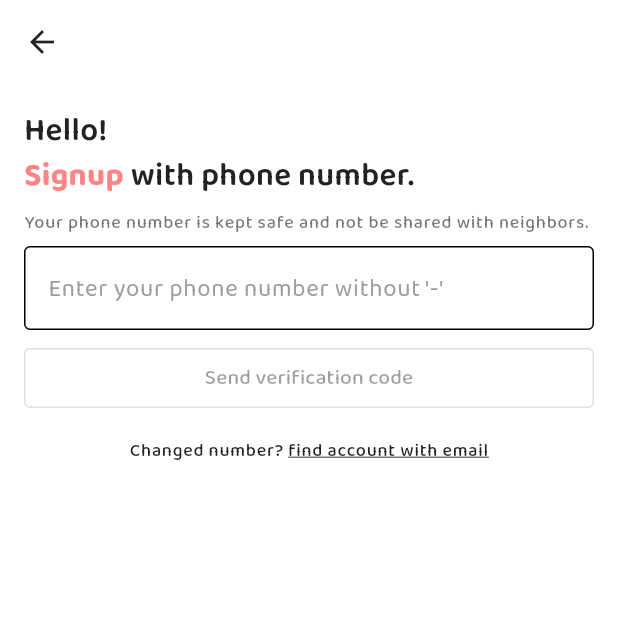
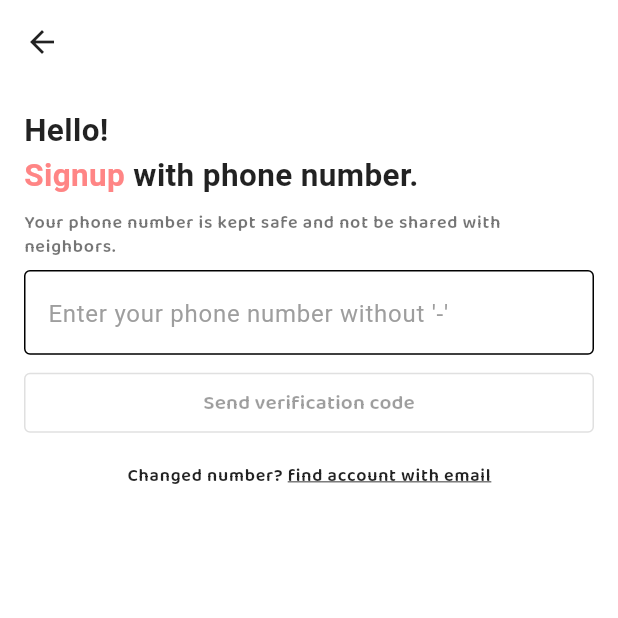
Before and after one commit to whdmscks11/CLOZii, a Flutter app: the screen it shows after launch, after a tap on "Sign Up", on a phone screen of 412 x 824 dp, the top half of it. Run offline on Flutter 3.47's test engine with Material 3 defaults, Android fonts, the phone set to English and light mode, and no system bars; our stand-ins replace flutter_map, geolocator, latlong2, mask_text_input_formatter, shared_preferences.

Commit message:
refactor(theme): 라이트/다크 테마 구성 및 context 확장 추가
- _buildTextTheme 함수로 라이트/다크 공통 텍스트 스타일 생성
- buildLightTheme, buildDarkTheme 분리하여 색상/버튼/앱바 스타일 정의
- ContextThemeExtension 추가 (context.textTheme, context.colors 단축 접근 가능)

```diff
--- /dev/null
+++ b/lib/core/theme/context_extension.dart
@@ -0,0 +1,6 @@
+import 'package:flutter/material.dart';
+
+extension ContextThemeExtension on BuildContext {
+  TextTheme get textTheme => Theme.of(this).textTheme;
+  ColorScheme get colors => Theme.of(this).colorScheme;
+}
--- /dev/null
+++ b/lib/core/theme/theme.dart
@@ -0,0 +1,95 @@
+import 'package:flutter/material.dart';
+
+const brandColor = Color(0xFFFF8585);
+const secondaryColor = Color(0xFFFFC9C2);
+
+TextTheme _buildTextTheme(Brightness b) {
+  // 본문 기본은 시스템 폰트(가독성), 제목/버튼은 Baloo로 브랜드감
+  const baloo = TextStyle(fontFamily: 'CLOZii_BalooThambi2');
+
+  return TextTheme(
+    // 헤드라인(큰 타이틀)
+    headlineLarge: baloo.copyWith(fontSize: 32, fontWeight: FontWeight.w700),
+    headlineMedium: baloo.copyWith(fontSize: 28, fontWeight: FontWeight.w700),
+    headlineSmall: baloo.copyWith(fontSize: 24, fontWeight: FontWeight.w700),
+
+    // 섹션 타이틀/앱바 타이틀
+    titleLarge: const TextStyle(fontSize: 22, fontWeight: FontWeight.w700),
+    titleMedium: const TextStyle(fontSize: 20, fontWeight: FontWeight.w600),
+    titleSmall: const TextStyle(fontSize: 18, fontWeight: FontWeight.w600),
+
+    // 본문(시스템 폰트 유지: fontFamily 지정 X)
+    bodyLarge: const TextStyle(fontSize: 16, height: 1.45),
+    bodyMedium: const TextStyle(fontSize: 14, height: 1.45),
+    bodySmall: const TextStyle(fontSize: 12, height: 1.4),
+
+    // 라벨/버튼 (조금 굵게)
+    labelLarge: baloo.copyWith(fontSize: 14, fontWeight: FontWeight.w600),
+    labelMedium: baloo.copyWith(fontSize: 12, fontWeight: FontWeight.w600),
+    labelSmall: baloo.copyWith(fontSize: 11, fontWeight: FontWeight.w600),
+  ).apply(
+    // 다크/라이트에 맞춰 기본 텍스트 컬러 자동 적용
+    bodyColor: b == Brightness.dark ? Colors.white70 : Colors.black87,
+    displayColor: b == Brightness.dark ? Colors.white : Colors.black,
+  );
+}
+
+ThemeData buildLightTheme() {
+  final scheme = ColorScheme.light(
+    primary: brandColor,
+    secondary: secondaryColor,
+    surface: Colors.white,
+    onSurface: Colors.black87,
+  );
+  return ThemeData(
+    useMaterial3: true,
+    brightness: Brightness.light,
+    colorScheme: scheme,
+    textTheme: _buildTextTheme(Brightness.light),
+    appBarTheme: AppBarTheme(
+      backgroundColor: scheme.surface,
+      foregroundColor: scheme.onSurface,
+      titleTextStyle: _buildTextTheme(Brightness.light).titleLarge,
+      elevation: 0,
+    ),
+    filledButtonTheme: FilledButtonThemeData(
+      style: FilledButton.styleFrom(
+        backgroundColor: scheme.primary,
+        foregroundColor: Colors.white,
+        textStyle: _buildTextTheme(Brightness.light).labelLarge,
+        shape: RoundedRectangleBorder(borderRadius: BorderRadius.circular(12)),
+        padding: const EdgeInsets.symmetric(horizontal: 16, vertical: 14),
+      ),
+    ),
+  );
+}
+
+ThemeData buildDarkTheme() {
+  final scheme = ColorScheme.dark(
+    primary: brandColor,
+    secondary: secondaryColor,
+    surface: const Color(0xFF1E1E1E),
+    onSurface: Colors.white70,
+  );
+  return ThemeData(
+    useMaterial3: true,
+    brightness: Brightness.dark,
+    colorScheme: scheme,
+    textTheme: _buildTextTheme(Brightness.dark),
+    appBarTheme: AppBarTheme(
+      backgroundColor: scheme.surface,
+      foregroundColor: scheme.onSurface,
+      titleTextStyle: _buildTextTheme(Brightness.dark).titleLarge,
+      elevation: 0,
+    ),
+    filledButtonTheme: FilledButtonThemeData(
+      style: FilledButton.styleFrom(
+        backgroundColor: scheme.primary,
+        foregroundColor: Colors.white,
+        textStyle: _buildTextTheme(Brightness.dark).labelLarge,
+        shape: RoundedRectangleBorder(borderRadius: BorderRadius.circular(12)),
+        padding: const EdgeInsets.symmetric(horizontal: 16, vertical: 14),
+      ),
+    ),
+  );
+}
--- a/lib/main.dart
+++ b/lib/main.dart
@@ -1,3 +1,4 @@
+import 'package:carrot_login/core/theme/theme.dart';
 import 'package:carrot_login/features/onboarding/presentation/screens/onboarding_screen.dart';
 import 'package:flutter/material.dart';
 
@@ -17,36 +18,9 @@ class MyApp extends StatelessWidget {
     return MaterialApp(
       debugShowCheckedModeBanner: false, // 우측 상단 디버그 배너 숨김
       themeMode: ThemeMode.system,
-      theme: _lightTheme,
-      darkTheme: _darkTheme,
+      theme: buildLightTheme(),
+      darkTheme: buildDarkTheme(),
       home: OnBoardingScreen(), // 앱 최초 진입 화면(HomeScreen) 지정
     );
   }
 }
-
-const brandColor = Color(0xFFFF8585);
-const secondaryColor = Color(0xFFFFC9C2);
-
-final _lightTheme = ThemeData(
-  useMaterial3: true,
-  brightness: Brightness.light,
-  fontFamily: 'CLOZii_BalooThambi2',
-  colorScheme: ColorScheme.light(
-    primary: brandColor,
-    secondary: secondaryColor,
-    surface: Colors.white,
-    onSurface: Colors.black87,
-  ),
-);
-
-final _darkTheme = ThemeData(
-  useMaterial3: true,
-  brightness: Brightness.dark,
-  fontFamily: 'CLOZii_BalooThambi2',
-  colorScheme: ColorScheme.dark(
-    primary: brandColor,
-    secondary: secondaryColor,
-    surface: Color(0xFF1E1E1E),
-    onSurface: Colors.white70,
-  ),
-);
```
